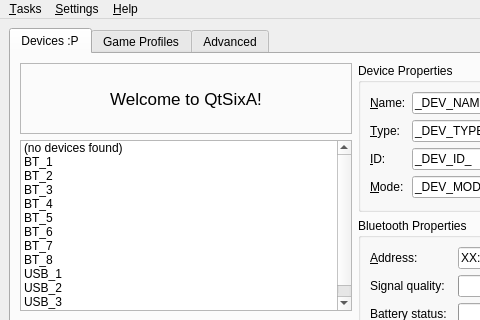
Before: the Qt Designer form qtsixa/gui/ui/qtsixa_mainw.ui in 1Jamie/QtSixA, drawn with Qt 5; both pictures show x 0 to 480 and y 0 to 320 of the 710 by 476 pixel window.
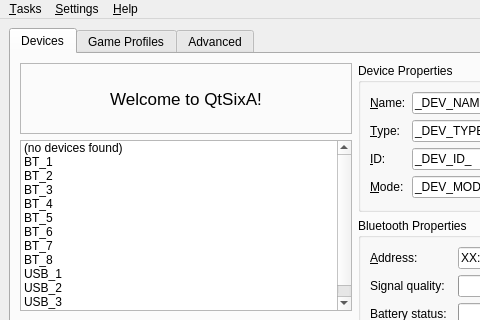
After: the same form once the commit is applied. Icons and pictures are not drawn.

What changed in the file:
```diff
--- a/qtsixa/gui/ui/qtsixa_mainw.ui
+++ b/qtsixa/gui/ui/qtsixa_mainw.ui
@@ -22,7 +22,7 @@
       </property>
       <widget class="QWidget" name="devices">
        <attribute name="title">
-        <string>Devices :P</string>
+        <string>Devices</string>
        </attribute>
        <layout class="QGridLayout" name="gridLayout_5">
         <item row="0" column="0">
```
